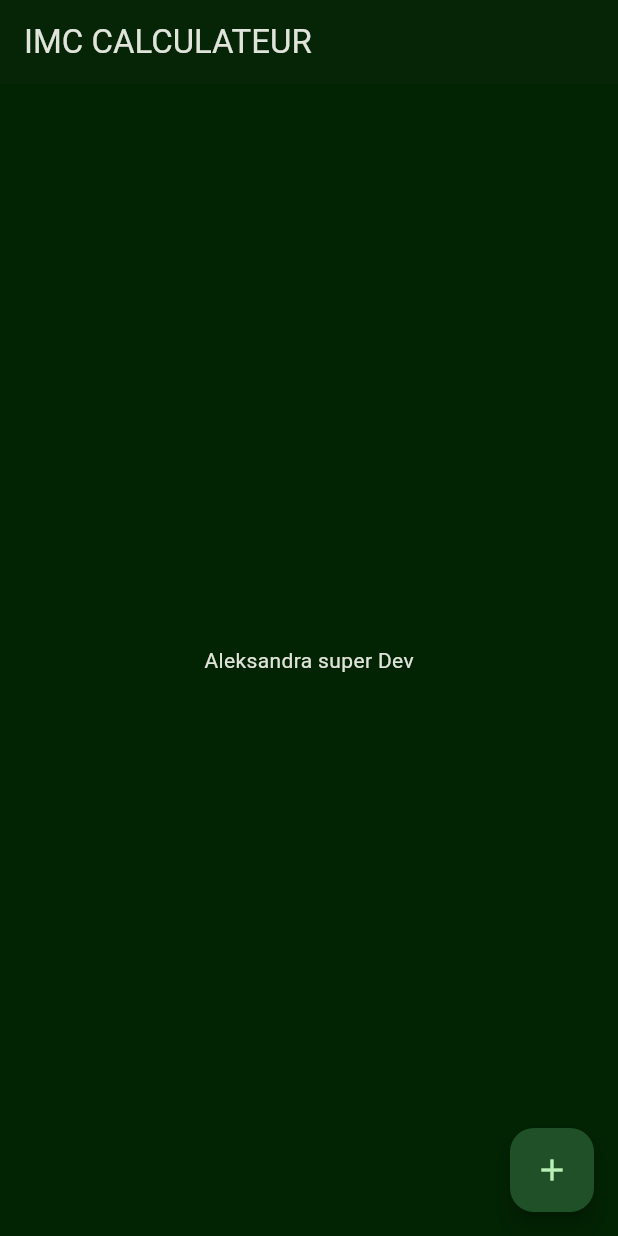
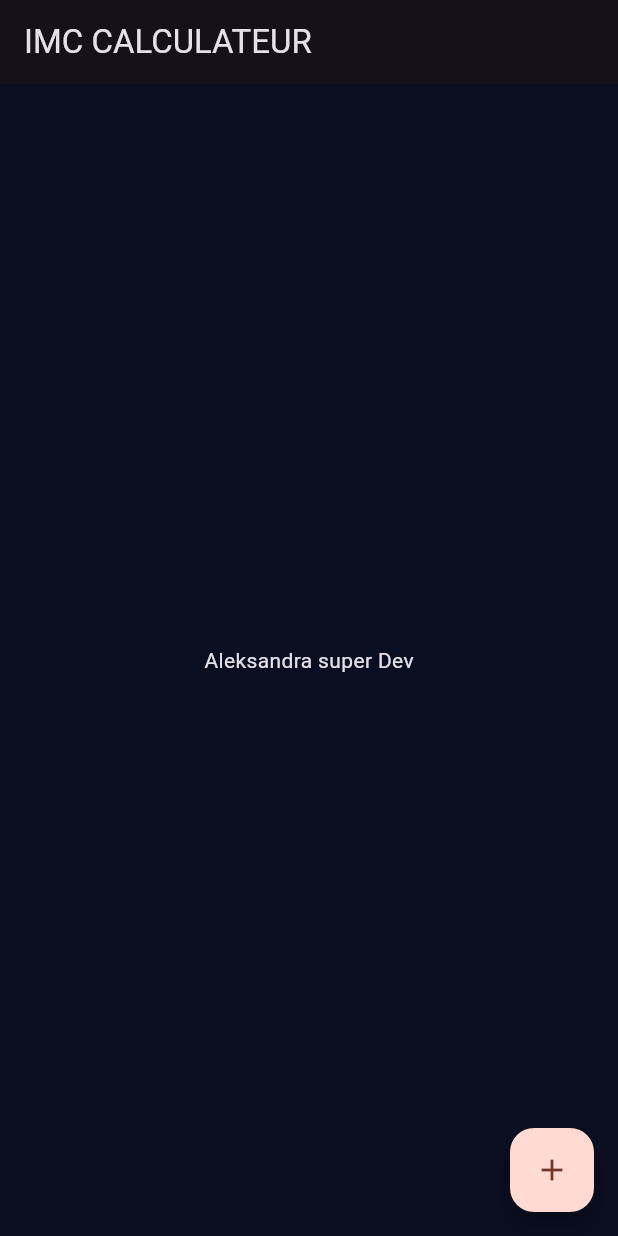
Before and after one commit to Aleks512/IMC-calculator-Flutter, a Flutter app: the screen it shows after launch, on a phone screen of 412 x 824 dp. Run offline on Flutter 3.47's test engine with Material 3 defaults, Android fonts, the phone set to English and light mode, and no system bars.

Commit message:
custom theme for btn

```diff
--- a/lib/main.dart
+++ b/lib/main.dart
@@ -10,23 +10,8 @@ class IMCalculateur extends StatelessWidget {
 
   @override
   Widget build(BuildContext context) {
-    return MaterialApp(
-      theme: ThemeData(
-        scaffoldBackgroundColor: Color.fromARGB(255, 2, 36, 3),
-        appBarTheme: AppBarTheme(
-          backgroundColor: Color.fromARGB(93, 14, 40, 14), // Définissez explicitement la couleur de fond de l'AppBar
-        ),
-        useMaterial3: true,
-        // Define the default brightness and colors.
-        colorScheme: ColorScheme.fromSeed(
-          primary: Color.fromARGB(255, 115, 93, 78),
-          seedColor: Color.fromARGB(255, 78, 115, 79),
-          brightness: Brightness.dark,
-        ),
-      ),
-      home:
-          InputPage(), // Correction: placez cette ligne à l'intérieur du MaterialApp.
-    );
+    return MaterialApp(theme: ThemeData.dark().copyWith(scaffoldBackgroundColor:Color(0xFF0A0E21)),
+     home: InputPage());
   }
 }
 
@@ -47,9 +32,12 @@ class _InputPageState extends State<InputPage> {
       body: const Center(
         child: Text("Aleksandra super Dev"),
       ),
-      floatingActionButton: FloatingActionButton(
-        child: const Icon(Icons.add),
-        onPressed: () {},
+      floatingActionButton: Theme(
+        data: ThemeData(colorSchemeSeed: Color.fromARGB(255, 240, 57, 6)),
+        child: FloatingActionButton(
+          child: const Icon(Icons.add),
+          onPressed: () {},
+        ),
       ),
     );
   }
```
